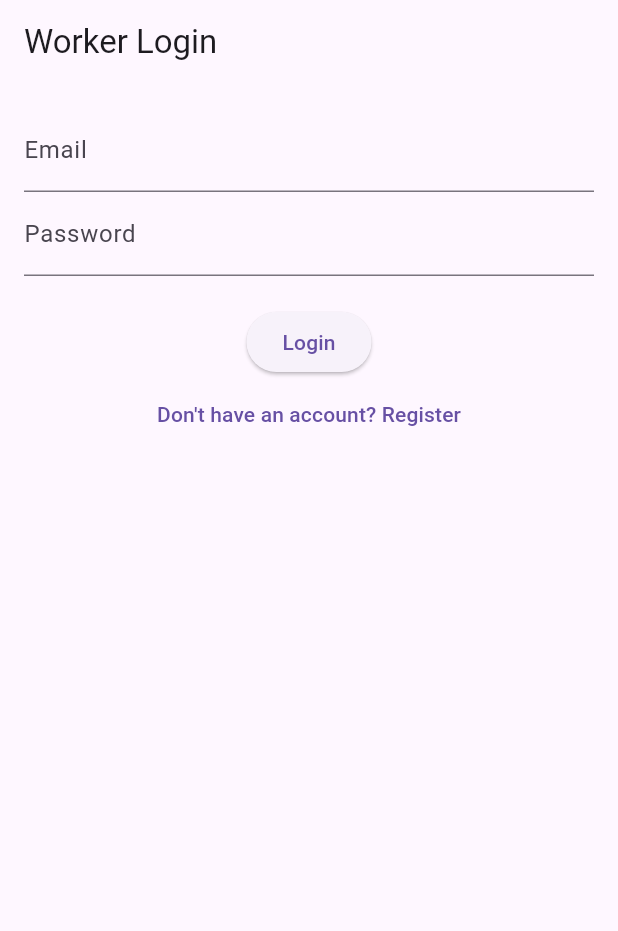
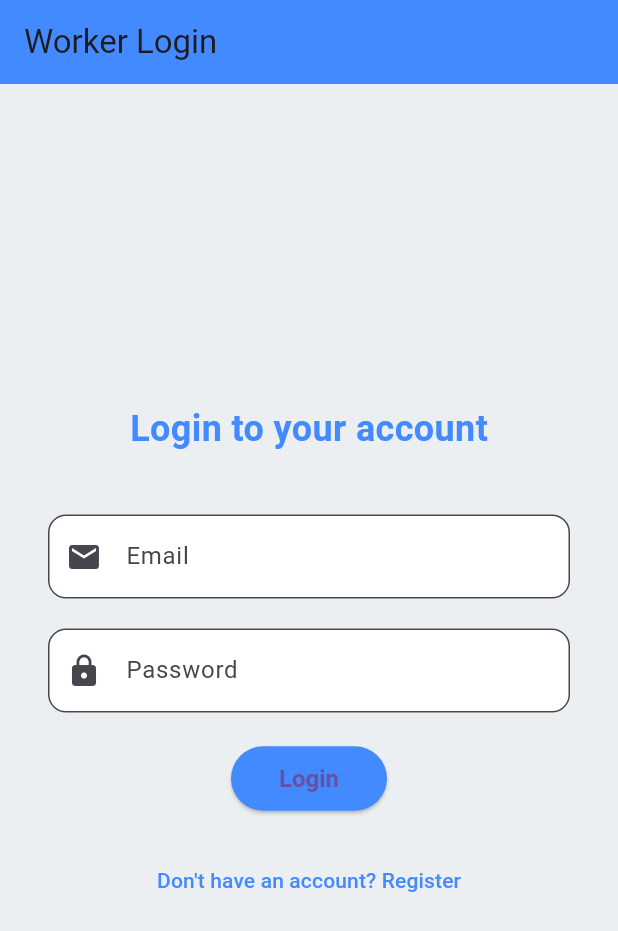
Before and after one commit to wanjinnnn/wtms, a Flutter app: the screen it shows after launch, on a phone screen of 412 x 824 dp. Shown: the top 931 px of the screen. Run offline on Flutter 3.47's test engine with Material 3 defaults, Android fonts, the phone set to English and light mode, and no system bars; our stand-ins replace shared_preferences.

Commit message:
Enhance login screen UI and improve form validation

```diff
--- a/lib/login_screen.dart
+++ b/lib/login_screen.dart
@@ -38,7 +38,7 @@ class _LoginScreenState extends State<LoginScreen> {
         SharedPreferences prefs = await SharedPreferences.getInstance();
         await prefs.setBool('isLoggedIn', true);
 
-        // Make sure the 'worker' is properly saved as JSON
+        // Save the 'worker' data properly
         var worker = jsonData['worker'];
         await prefs.setString('worker', json.encode(worker));
 
@@ -75,26 +75,62 @@ class _LoginScreenState extends State<LoginScreen> {
   @override
   Widget build(BuildContext context) {
     return Scaffold(
-      appBar: AppBar(title: Text("Worker Login")),
-      body: Padding(
-        padding: const EdgeInsets.all(16.0),
+      backgroundColor: Colors.blueGrey[50], // Set a soft background color
+      appBar: AppBar(
+        title: Text("Worker Login"),
+        backgroundColor: Colors.blueAccent, // App bar with a solid color
+        elevation: 0, // Remove the shadow
+      ),
+      body: Center(
+        child: Padding(
+          padding: const EdgeInsets.symmetric(horizontal: 32.0),
+          child: SingleChildScrollView(
+            // Make the form scrollable
             child: Form(
               key: _formKey,
               child: Column(
+                mainAxisSize: MainAxisSize.min,
                 children: [
+                  Text(
+                    "Login to your account",
+                    style: TextStyle(
+                      fontSize: 24,
+                      fontWeight: FontWeight.bold,
+                      color: Colors.blueAccent,
+                    ),
+                  ),
+                  SizedBox(height: 40),
                   TextFormField(
                     controller: emailController,
-                decoration: InputDecoration(labelText: "Email"),
+                    decoration: InputDecoration(
+                      labelText: "Email",
+                      prefixIcon: Icon(Icons.email),
+                      border: OutlineInputBorder(
+                        borderRadius: BorderRadius.circular(12.0),
+                      ),
+                      filled: true,
+                      fillColor: Colors.white,
+                    ),
                     validator: (value) {
-                  if (value == null || value.isEmpty) return 'Email required';
+                      if (value == null || value.isEmpty)
+                        return 'Email required';
                       if (!value.contains('@')) return 'Invalid email';
                       return null;
                     },
                   ),
+                  SizedBox(height: 20),
                   TextFormField(
                     controller: passwordController,
                     obscureText: true,
-                decoration: InputDecoration(labelText: "Password"),
+                    decoration: InputDecoration(
+                      labelText: "Password",
+                      prefixIcon: Icon(Icons.lock),
+                      border: OutlineInputBorder(
+                        borderRadius: BorderRadius.circular(12.0),
+                      ),
+                      filled: true,
+                      fillColor: Colors.white,
+                    ),
                     validator: (value) {
                       if (value == null || value.isEmpty) {
                         return 'Password required';
@@ -107,15 +143,37 @@ class _LoginScreenState extends State<LoginScreen> {
                       ? CircularProgressIndicator()
                       : ElevatedButton(
                         onPressed: loginWorker,
+                        style: ElevatedButton.styleFrom(
+                          backgroundColor: Colors.blueAccent, // Button color
+                          padding: EdgeInsets.symmetric(
+                            vertical: 12,
+                            horizontal: 32,
+                          ),
+                          shape: RoundedRectangleBorder(
+                            borderRadius: BorderRadius.circular(
+                              30,
+                            ), // Rounded corners
+                          ),
+                          textStyle: TextStyle(
+                            fontSize: 16,
+                            fontWeight: FontWeight.bold,
+                          ),
+                        ),
                         child: Text("Login"),
                       ),
+                  SizedBox(height: 20),
                   TextButton(
                     onPressed: () {
                       Navigator.pushNamed(context, '/register');
                     },
-                child: Text("Don't have an account? Register"),
+                    child: Text(
+                      "Don't have an account? Register",
+                      style: TextStyle(color: Colors.blueAccent),
+                    ),
                   ),
                 ],
+              ),
+            ),
           ),
         ),
       ),
```
Lines whose indentation alone changed are shown as unchanged.
